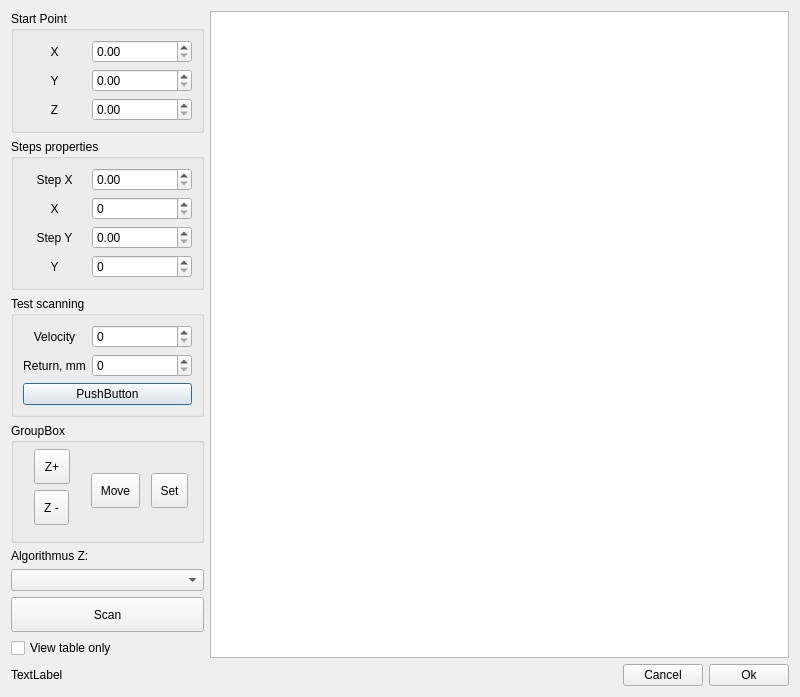
This is sources/forms/ScanSurface.ui in eduard-x/cnc-qt as Qt 5 draws it before an edit. The edited form follows.
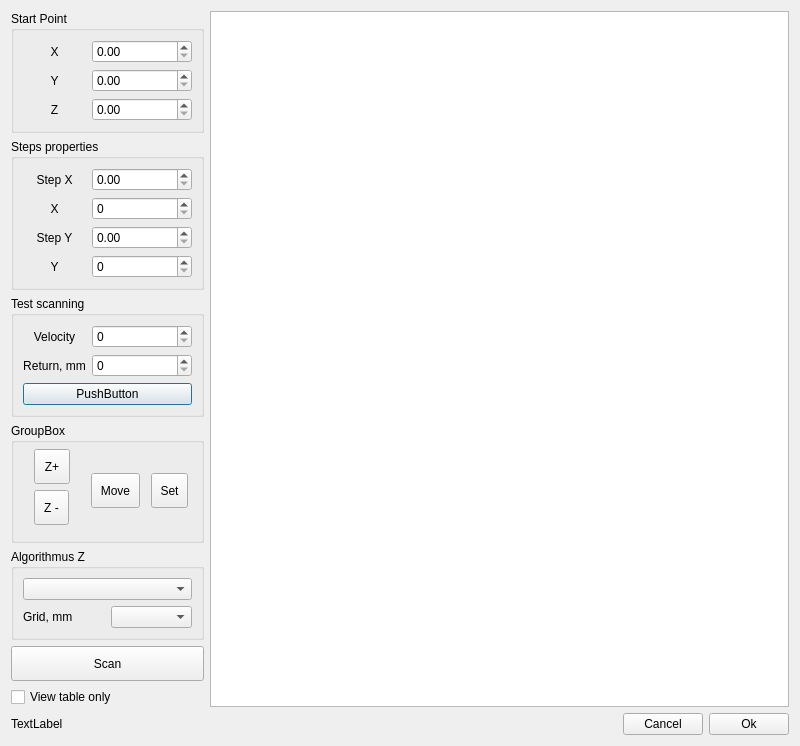
This is the edited form.

Commit message: ScanSuface z widgets

What changed in the file:
```diff
--- a/sources/forms/ScanSurface.ui
+++ b/sources/forms/ScanSurface.ui
@@ -7,7 +7,7 @@
     <x>0</x>
     <y>0</y>
     <width>800</width>
-    <height>685</height>
+    <height>728</height>
    </rect>
   </property>
   <property name="windowTitle">
@@ -80,14 +80,14 @@
      </layout>
     </widget>
    </item>
-   <item row="8" column="0">
+   <item row="7" column="0">
     <widget class="QCheckBox" name="checkBoxViewOnly">
      <property name="text">
       <string>View table only</string>
      </property>
     </widget>
    </item>
-   <item row="7" column="0">
+   <item row="6" column="0">
     <widget class="QPushButton" name="pushButtonScan">
      <property name="minimumSize">
       <size>
@@ -100,7 +100,7 @@
      </property>
     </widget>
    </item>
-   <item row="6" column="0">
+   <item row="5" column="0">
     <spacer name="verticalSpacer">
      <property name="orientation">
       <enum>Qt::Vertical</enum>
@@ -361,7 +361,7 @@
      </widget>
     </widget>
    </item>
-   <item row="0" column="1" rowspan="9" colspan="3">
+   <item row="0" column="1" rowspan="8" colspan="3">
     <widget class="QTableWidget" name="dataGridView">
      <property name="minimumSize">
       <size>
@@ -371,7 +371,7 @@
      </property>
     </widget>
    </item>
-   <item row="9" column="1">
+   <item row="8" column="1">
     <spacer name="horizontalSpacer">
      <property name="orientation">
       <enum>Qt::Horizontal</enum>
@@ -384,35 +384,47 @@
      </property>
     </spacer>
    </item>
-   <item row="9" column="0">
+   <item row="8" column="0">
     <widget class="QLabel" name="label10">
      <property name="text">
       <string>TextLabel</string>
      </property>
     </widget>
    </item>
-   <item row="9" column="3">
+   <item row="8" column="3">
     <widget class="QPushButton" name="pushOk">
      <property name="text">
       <string>Ok</string>
      </property>
     </widget>
    </item>
-   <item row="9" column="2">
+   <item row="8" column="2">
     <widget class="QPushButton" name="pushCancel">
      <property name="text">
       <string>Cancel</string>
      </property>
     </widget>
    </item>
-   <item row="5" column="0">
-    <widget class="QComboBox" name="comboZ"/>
-   </item>
    <item row="4" column="0">
-    <widget class="QLabel" name="label">
-     <property name="text">
-      <string>Algorithmus Z:</string>
+    <widget class="QGroupBox" name="groupBoxZ">
+     <property name="title">
+      <string>Algorithmus Z</string>
      </property>
+     <layout class="QGridLayout" name="gridLayout_8">
+      <item row="1" column="0">
+       <widget class="QLabel" name="labelGrid">
+        <property name="text">
+         <string>Grid, mm</string>
+        </property>
+       </widget>
+      </item>
+      <item row="1" column="1">
+       <widget class="QComboBox" name="comboGrid"/>
+      </item>
+      <item row="0" column="0" colspan="2">
+       <widget class="QComboBox" name="comboZ"/>
+      </item>
+     </layout>
     </widget>
    </item>
   </layout>
```
The commit also changes 4 other files.
